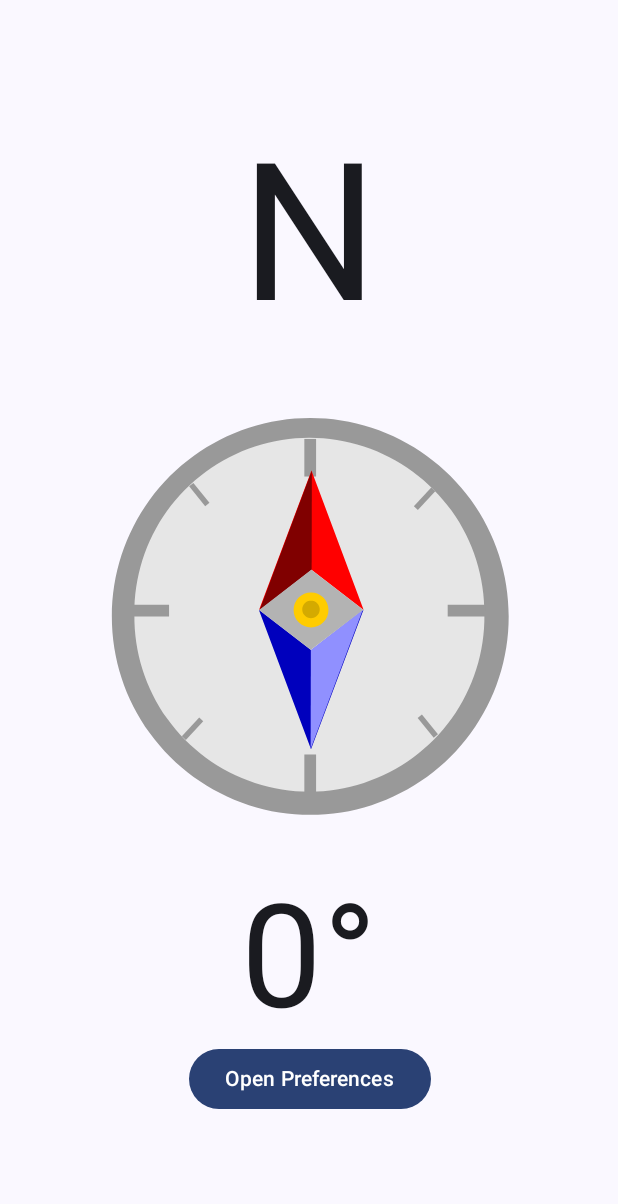
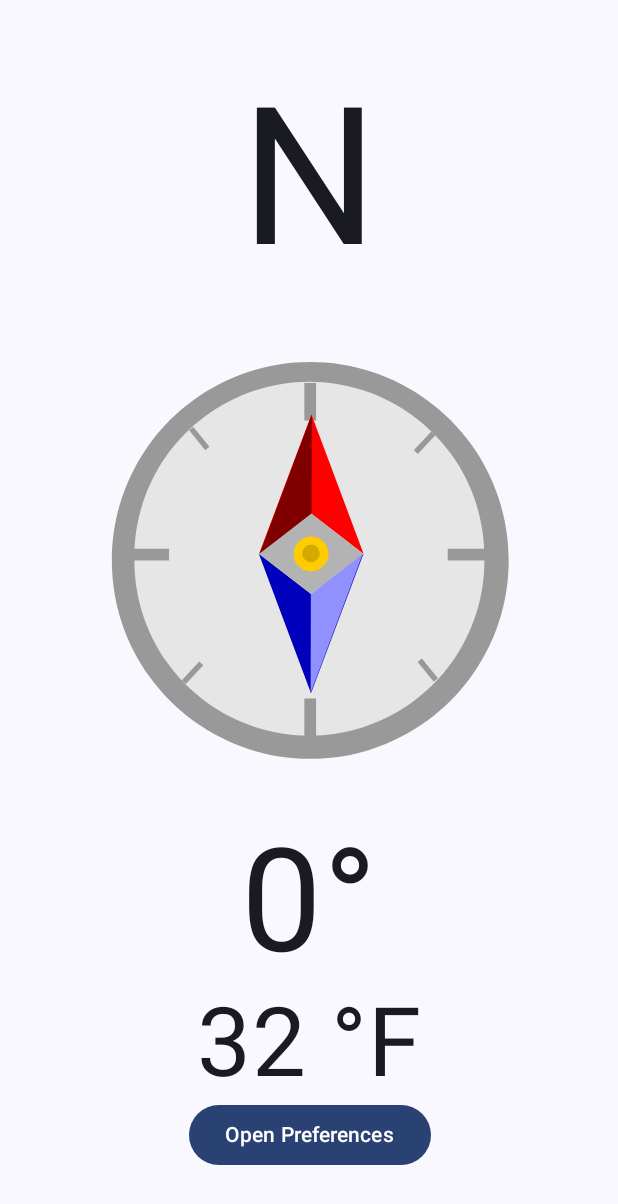
Before and after one commit to jlpatter/joshcompass, an Android app built with Jetpack Compose: the screen it shows after launch (MainActivity), on a phone screen of 412 x 824 dp. Shown: the top 1204 px of the screen. Run offline under Robolectric (Android 15) with nearby library versions, the phone set to English and light mode, and no system bars.

Commit message:
Add ambient temperature readout (if only my phone had this sensor)

```diff
--- a/app/src/main/java/com/example/joshcompass/CompassScreen.kt
+++ b/app/src/main/java/com/example/joshcompass/CompassScreen.kt
@@ -24,13 +24,15 @@ import androidx.compose.ui.unit.dp
 import androidx.compose.ui.unit.em
 import androidx.navigation.NavHostController
 import kotlin.math.floor
+import kotlin.math.round
 
 
 @Composable
-fun CompassScreen(navController: NavHostController, sharedPreferences: SharedPreferences, outerOnAzimuthChange: ((Float) -> Unit) -> Unit, modifier: Modifier = Modifier) {
+fun CompassScreen(navController: NavHostController, sharedPreferences: SharedPreferences, outerOnAzimuthChange: ((Float) -> Unit) -> Unit, outerOnTempChange: ((Float) -> Unit) -> Unit, modifier: Modifier = Modifier) {
     var azimuth by remember { mutableFloatStateOf(0f) }
     // Note the inclusion of "-" to flip the sign for setting the direction of the offset properly.
     val offset by remember { mutableIntStateOf(-sharedPreferences.getInt("offset", 0)) }
+    var ambientTemp by remember { mutableFloatStateOf(0f) }
 
     LaunchedEffect(Unit) {
         outerOnAzimuthChange { newAzimuth ->
@@ -38,7 +40,13 @@ fun CompassScreen(navController: NavHostController, sharedPreferences: SharedPre
         }
     }
 
-    Compass(navController = navController, azimuth = azimuth, offset = offset, modifier = modifier)
+    LaunchedEffect(Unit) {
+        outerOnTempChange { newTemp ->
+            ambientTemp = newTemp
+        }
+    }
+
+    Compass(navController = navController, azimuth = azimuth, offset = offset, ambientTemp = ambientTemp, modifier = modifier)
 }
 
 private fun getDirection(azimuth: Int): String {
@@ -65,9 +73,10 @@ private fun getFinalAzimuth(azimuth: Float, offset: Int): Float {
 }
 
 @Composable
-fun Compass(navController: NavHostController, azimuth: Float, offset: Int, modifier: Modifier = Modifier) {
+fun Compass(navController: NavHostController, azimuth: Float, offset: Int, ambientTemp: Float, modifier: Modifier = Modifier) {
     val finalAzimuth = getFinalAzimuth(azimuth, offset)
     val iAzimuth: Int = floor(finalAzimuth).toInt()
+    val finalTemperature = round(ambientTemp * (9 / 5) + 32).toInt()
 
     Box(
         modifier = Modifier.fillMaxSize(),
@@ -100,6 +109,11 @@ fun Compass(navController: NavHostController, azimuth: Float, offset: Int, modif
                 fontSize = 12.em,
                 modifier = modifier.align(Alignment.CenterHorizontally)
             )
+            Text(
+                text = "$finalTemperature °F",
+                fontSize = 8.em,
+                modifier = modifier.align(Alignment.CenterHorizontally)
+            )
             Button(
                 onClick = { navController.navigate("preferences") },
                 modifier = modifier.align(Alignment.CenterHorizontally)
--- a/app/src/main/java/com/example/joshcompass/MainActivity.kt
+++ b/app/src/main/java/com/example/joshcompass/MainActivity.kt
@@ -24,7 +24,9 @@ import com.example.joshcompass.ui.theme.JoshCompassTheme
 class MainActivity : ComponentActivity(), SensorEventListener {
     private lateinit var sensorManager: SensorManager
     private var rotationVectorSensor: Sensor? = null
+    private var temperatureVectorSensor: Sensor? = null
     private var innerOnAzimuthChange: ((Float) -> Unit)? = null // Callback to update UI
+    private var innerOnTempChange: ((Float) -> Unit)? = null
 
     override fun onCreate(savedInstanceState: Bundle?) {
         super.onCreate(savedInstanceState)
@@ -32,7 +34,9 @@ class MainActivity : ComponentActivity(), SensorEventListener {
 
         sensorManager = getSystemService(SENSOR_SERVICE) as SensorManager
         rotationVectorSensor = sensorManager.getDefaultSensor(Sensor.TYPE_ROTATION_VECTOR)
+        temperatureVectorSensor = sensorManager.getDefaultSensor(Sensor.TYPE_AMBIENT_TEMPERATURE)
         val outerOnAzimuthChange = { inner: (Float) -> Unit -> innerOnAzimuthChange = inner }
+        val outerOnTempChange = { inner: (Float) -> Unit -> innerOnTempChange = inner }
 
         val sharedPreferences = getPreferences(MODE_PRIVATE)
 
@@ -47,6 +51,7 @@ class MainActivity : ComponentActivity(), SensorEventListener {
                         navController = navController,
                         sharedPreferences = sharedPreferences,
                         outerOnAzimuthChange = outerOnAzimuthChange,
+                        outerOnTempChange = outerOnTempChange,
                         modifier = Modifier.padding(innerPadding)
                     )
                 }
@@ -58,6 +63,9 @@ class MainActivity : ComponentActivity(), SensorEventListener {
         super.onResume()
         rotationVectorSensor?.let {
             sensorManager.registerListener(this, it, SensorManager.SENSOR_DELAY_FASTEST)
+        }
+        temperatureVectorSensor?.let {
+            sensorManager.registerListener(this, it, SensorManager.SENSOR_DELAY_UI)
         }
     }
 
@@ -78,6 +86,10 @@ class MainActivity : ComponentActivity(), SensorEventListener {
             if (azimuth < 0) azimuth += 360 // Convert to 0-360 range
 
             innerOnAzimuthChange?.invoke(azimuth)
+        } else if (event?.sensor?.type == Sensor.TYPE_AMBIENT_TEMPERATURE) {
+            val tempInC = event.values[0]
+
+            innerOnTempChange?.invoke(tempInC)
         }
     }
 
@@ -85,13 +97,14 @@ class MainActivity : ComponentActivity(), SensorEventListener {
 }
 
 @Composable
-fun AppNavHost(navController: NavHostController, sharedPreferences: SharedPreferences, outerOnAzimuthChange: ((Float) -> Unit) -> Unit, modifier: Modifier = Modifier) {
+fun AppNavHost(navController: NavHostController, sharedPreferences: SharedPreferences, outerOnAzimuthChange: ((Float) -> Unit) -> Unit, outerOnTempChange: ((Float) -> Unit) -> Unit, modifier: Modifier = Modifier) {
     NavHost(navController, startDestination = "main") {
         composable("main") {
             CompassScreen(
                 navController,
                 sharedPreferences = sharedPreferences,
                 outerOnAzimuthChange = outerOnAzimuthChange,
+                outerOnTempChange = outerOnTempChange,
                 modifier = modifier)
         }
         composable("preferences") {
```
